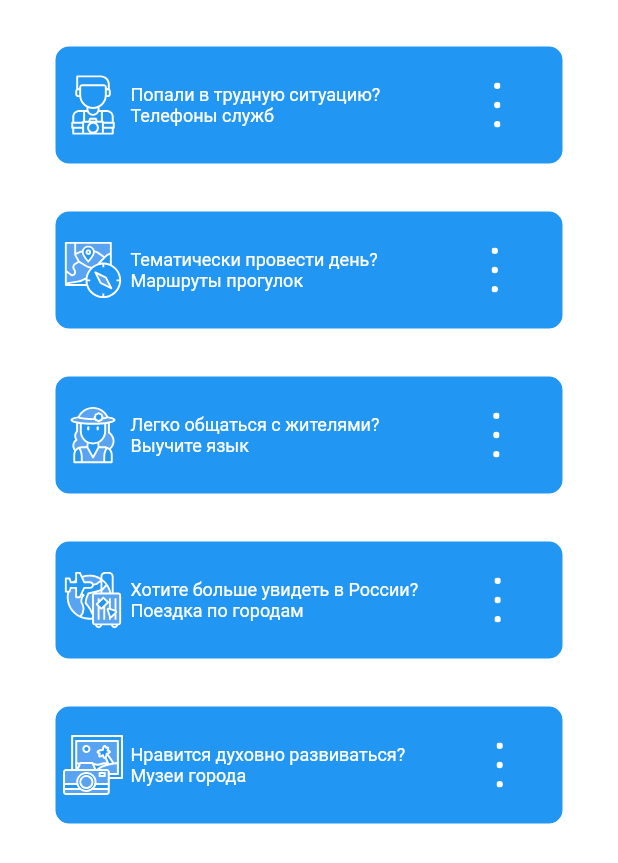
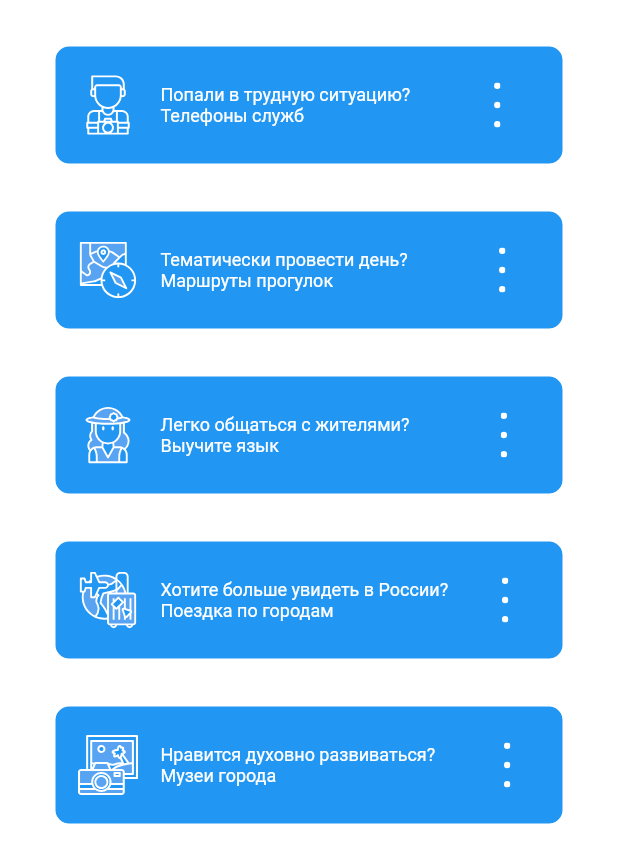
Before and after one commit to Nekori228/VS-main, a Flutter app: the screen it shows after launch, on a phone screen of 412 x 824 dp. Shown: the top 863 px of the screen. Run offline on Flutter 3.47's test engine with Material 2 defaults, Android fonts, the phone set to English and light mode, and no system bars; our stand-ins replace flutter_svg.

```diff
--- a/lib/pages/home.dart
+++ b/lib/pages/home.dart
@@ -36,7 +36,7 @@ class _HomeState extends State<Home> {
                     child: Row(
                       children: <Widget>[
                         Padding(
-                          padding: EdgeInsets.all(5),
+                          padding: EdgeInsets.all(15),
                           child: SizedBox(
                               width: 40,
                               height: 40,
@@ -47,7 +47,7 @@ class _HomeState extends State<Home> {
                                 TextStyle(color: Colors.white, fontSize: 12)),
                         Padding(padding: EdgeInsets.all(10)),
                         Padding(
-                          padding: EdgeInsets.fromLTRB(40, 0, 0, 0),
+                          padding: EdgeInsets.fromLTRB(20, 0, 0, 0),
                           child: SizedBox(
                               width: 30,
                               height: 30,
@@ -74,7 +74,7 @@ class _HomeState extends State<Home> {
                   child: Row(
                     children: <Widget>[
                       Padding(
-                        padding: EdgeInsets.all(5),
+                        padding: EdgeInsets.all(15),
                         child: SizedBox(
                             width: 40,
                             height: 40,
@@ -84,7 +84,7 @@ class _HomeState extends State<Home> {
                           style: TextStyle(color: Colors.white, fontSize: 12)),
                       Padding(padding: EdgeInsets.all(10)),
                       Padding(
-                        padding: EdgeInsets.fromLTRB(40, 0, 0, 0),
+                        padding: EdgeInsets.fromLTRB(25, 0, 0, 0),
                         child: SizedBox(
                             width: 30,
                             height: 30,
@@ -110,7 +110,7 @@ class _HomeState extends State<Home> {
                   child: Row(
                     children: <Widget>[
                       Padding(
-                        padding: EdgeInsets.all(5),
+                        padding: EdgeInsets.all(15),
                         child: SizedBox(
                             width: 40,
                             height: 40,
@@ -120,7 +120,7 @@ class _HomeState extends State<Home> {
                           style: TextStyle(color: Colors.white, fontSize: 12)),
                       Padding(padding: EdgeInsets.all(10)),
                       Padding(
-                        padding: EdgeInsets.fromLTRB(40, 0, 0, 0),
+                        padding: EdgeInsets.fromLTRB(25 , 0, 0, 0),
                         child: SizedBox(
                             width: 30,
                             height: 30,
@@ -145,7 +145,7 @@ class _HomeState extends State<Home> {
                   child: Row(
                     children: <Widget>[
                       Padding(
-                        padding: EdgeInsets.all(5),
+                        padding: EdgeInsets.all(15),
                         child: SizedBox(
                             width: 40,
                             height: 40,
@@ -156,7 +156,7 @@ class _HomeState extends State<Home> {
                           'Хотите больше увидеть в России? \nПоездка по городам',
                           style: TextStyle(color: Colors.white, fontSize: 12)),
                       Padding(
-                        padding: EdgeInsets.fromLTRB(35, 0, 0, 0),
+                        padding: EdgeInsets.fromLTRB(20, 0, 0, 0),
                         child: SizedBox(
                             width: 30,
                             height: 30,
@@ -182,7 +182,7 @@ class _HomeState extends State<Home> {
                   child: Row(
                     children: <Widget>[
                       Padding(
-                        padding: EdgeInsets.all(5),
+                        padding: EdgeInsets.all(15),
                         child: SizedBox(
                             width: 40,
                             height: 40,
@@ -192,7 +192,7 @@ class _HomeState extends State<Home> {
                           style: TextStyle(color: Colors.white, fontSize: 12)),
                       Padding(padding: EdgeInsets.all(10)),
                       Padding(
-                        padding: EdgeInsets.fromLTRB(25, 0, 0, 0),
+                        padding: EdgeInsets.fromLTRB(10, 0, 0, 0),
                         child: SizedBox(
                             width: 30,
                             height: 30,
```
Also changed, not shown: lib/pages/phone.dart (+74 -0 lines), assets/images/medicine.svg (added).
